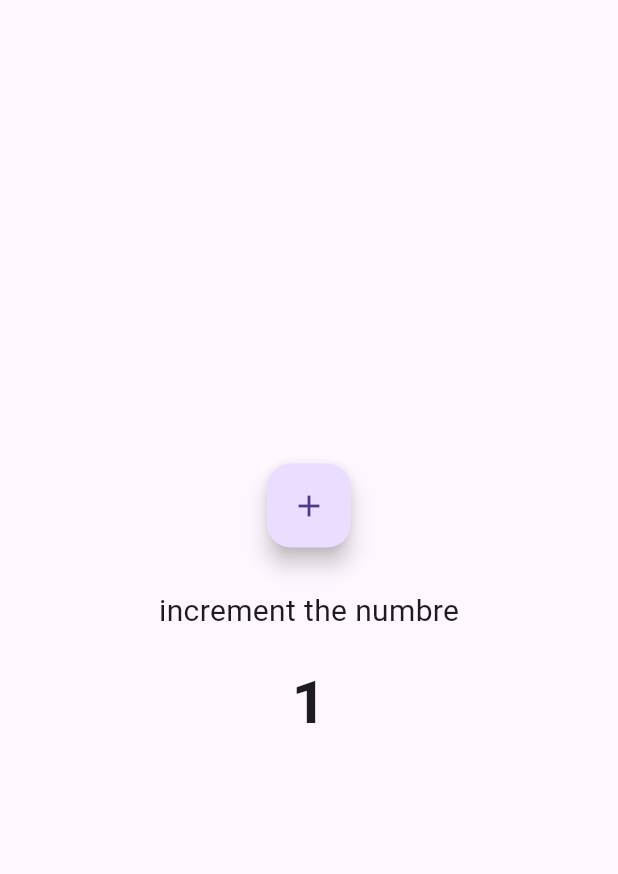
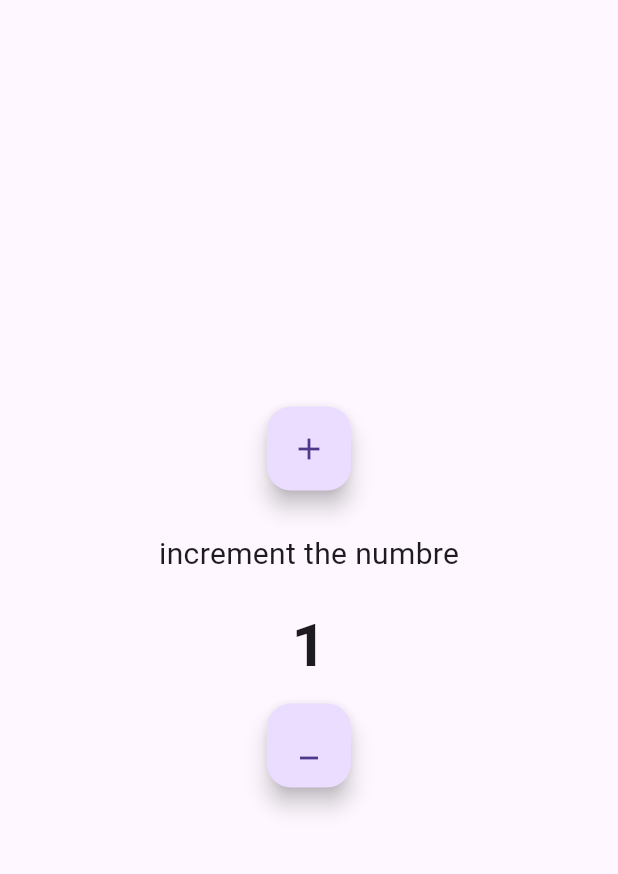
Before and after one commit to sajadnowroozi2003/provider-state-management-in-flutter, a Flutter app: the screen it shows after launch, after a tap on the "add" icon, on a phone screen of 412 x 824 dp, the part 63-937 px from its top. Run offline on Flutter 3.47's test engine with Material 3 defaults, Android fonts, the phone set to English and light mode, and no system bars.

```diff
--- /dev/null
+++ b/lib/Providers/counter.provider.dart
@@ -0,0 +1,16 @@
+import 'package:flutter/material.dart';
+
+class CounterProvider with ChangeNotifier {
+  int _number = 0;
+  int get number => _number;
+
+  increment() {
+    _number++;
+    notifyListeners();
+  }
+
+  decrement() {
+    _number--;
+    notifyListeners();
+  }
+}
--- a/lib/main.dart
+++ b/lib/main.dart
@@ -1,8 +1,17 @@
 import 'package:flutter/material.dart';
+import 'package:provider_in_flutter/Providers/counter.provider.dart';
 import 'package:provider_in_flutter/views/home.dart';
+import 'package:provider/provider.dart';
 
 void main() {
-  runApp(const MyApp());
+  runApp(MultiProvider(
+    providers: [
+      ChangeNotifierProvider(
+        create: (_) => CounterProvider(),
+      )
+    ],
+    child: const MyApp(),
+  ));
 }
 
 class MyApp extends StatelessWidget {
@@ -13,7 +22,10 @@ class MyApp extends StatelessWidget {
     return MaterialApp(
       debugShowCheckedModeBanner: false,
       theme: ThemeData.light(), // Default Light Theme
-      home: HomePage(),
+      initialRoute: '/',
+      routes: {
+        '/': (context) => HomePage(),
+      },
     );
   }
 }
--- a/lib/views/home.dart
+++ b/lib/views/home.dart
@@ -1,15 +1,10 @@
-import 'package:flutter/cupertino.dart';
 import 'package:flutter/material.dart';
+import 'package:provider/provider.dart';
+import 'package:provider_in_flutter/Providers/counter.provider.dart';
 
-class HomePage extends StatefulWidget {
+class HomePage extends StatelessWidget {
   const HomePage({super.key});
 
-  @override
-  State<HomePage> createState() => _ChangeThemeState();
-}
-
-class _ChangeThemeState extends State<HomePage> {
-  int _number = 0 ;
   @override
   Widget build(BuildContext context) {
     return Scaffold(
@@ -24,18 +19,30 @@ class _ChangeThemeState extends State<HomePage> {
             Padding(
               padding: const EdgeInsets.all(10.0),
               child: FloatingActionButton(
-                onPressed: (){
-                  setState(() {
-                    _number ++;
-                  });
-
-              },child: Icon(Icons.add),),
+                onPressed: () {
+                  context.read<CounterProvider>().increment();
+                },
+                child: Icon(Icons.add),
+              ),
             ),
             Padding(
               padding: const EdgeInsets.all(18.0),
-              child: const Text('increment the numbre', style: TextStyle(fontSize: 20)),
+              child: const Text('increment the numbre',
+                  style: TextStyle(fontSize: 20)),
             ),
-            Text('$_number',style: TextStyle(fontSize: 40, fontWeight: FontWeight.bold),),
+            Text(
+              '${context.watch<CounterProvider>().number}',
+              style: TextStyle(fontSize: 40, fontWeight: FontWeight.bold),
+            ),
+            Padding(
+              padding: const EdgeInsets.all(10.0),
+              child: FloatingActionButton(
+                onPressed: () {
+                  context.read<CounterProvider>().decrement();
+                },
+                child: Icon(Icons.minimize),
+              ),
+            ),
           ],
         ),
       ),
--- a/pubspec.yaml
+++ b/pubspec.yaml
@@ -34,6 +34,7 @@ dependencies:
   # The following adds the Cupertino Icons font to your application.
   # Use with the CupertinoIcons class for iOS style icons.
   cupertino_icons: ^1.0.8
+  provider: ^6.1.2
 
 dev_dependencies:
   flutter_test:
```
Also changed, not shown: pubspec.lock.
